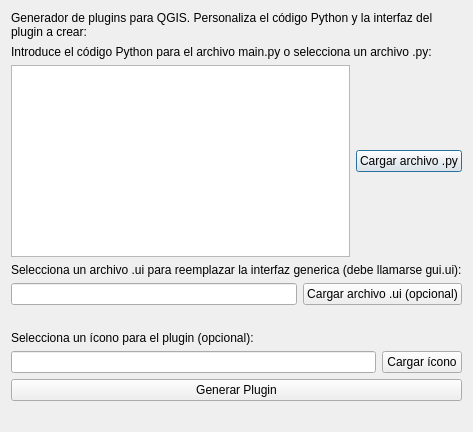
Old version of the form plugin_generator/forms/gui.ui in the repository mgutierrezdu/QGIS-PlugIn.
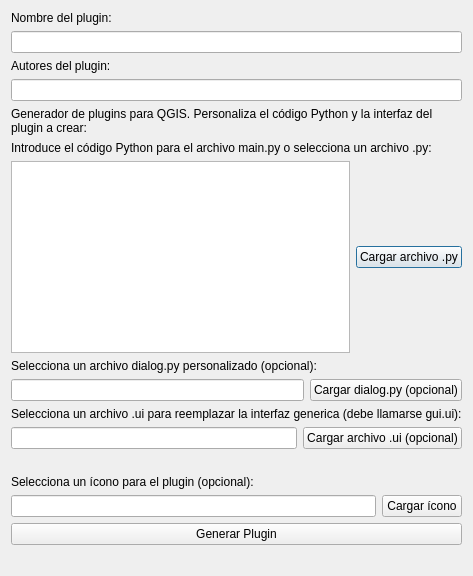
New version of the form.

What changed in the file:
```diff
--- a/plugin_generator/forms/gui.ui
+++ b/plugin_generator/forms/gui.ui
@@ -6,6 +6,26 @@
    <string>Generador de Plugin para QGIS</string>
   </property>
   <layout class="QVBoxLayout" name="verticalLayout">
+   <item>
+    <widget class="QLabel" name="labelPluginName">
+     <property name="text">
+      <string>Nombre del plugin:</string>
+     </property>
+    </widget>
+   </item>
+   <item>
+    <widget class="QLineEdit" name="pluginNameLineEdit"/>
+   </item>
+   <item>
+    <widget class="QLabel" name="labelPluginAuthors">
+     <property name="text">
+      <string>Autores del plugin:</string>
+     </property>
+    </widget>
+   </item>
+   <item>
+    <widget class="QLineEdit" name="pluginAuthorsLineEdit"/>
+   </item>
    <item>
     <widget class="QLabel" name="label">
      <property name="text">
@@ -37,6 +57,27 @@
      </item>
     </layout>
    </item>
+   <item>
+    <widget class="QLabel" name="labelDialogPython">
+     <property name="text">
+      <string>Selecciona un archivo dialog.py personalizado (opcional):</string>
+     </property>
+    </widget>
+   </item>
+   <item>
+    <layout class="QHBoxLayout" name="dialogPythonLayout">
+     <item>
+      <widget class="QLineEdit" name="dialogPythonFileLineEdit"/>
+     </item>
+     <item>
+      <widget class="QPushButton" name="browseDialogButton">
+       <property name="text">
+        <string>Cargar dialog.py (opcional)</string>
+       </property>
+      </widget>
+     </item>
+    </layout>
+   </item>
    <item>
     <widget class="QLabel" name="labelUI">
      <property name="text">
```
